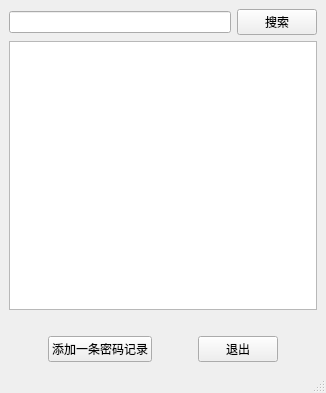
This is src/passwordmanager_window.ui in AzusaKe/sdu-2-homework as Qt 5 draws it before an edit. The edited form follows.
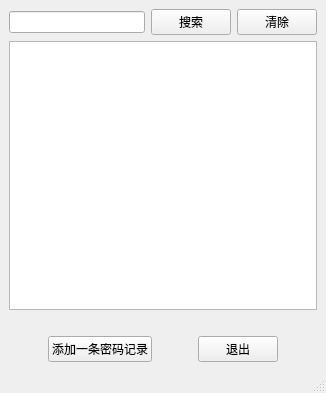
This is the edited form.

```diff
--- a/src/passwordmanager_window.ui
+++ b/src/passwordmanager_window.ui
@@ -29,6 +29,13 @@
           </property>
          </widget>
         </item>
+        <item>
+         <widget class="QPushButton" name="clear_Button">
+          <property name="text">
+           <string>清除</string>
+          </property>
+         </widget>
+        </item>
        </layout>
       </item>
       <item>
```
Left out of the diff: 2 changed lines with no effect on the pictures.
